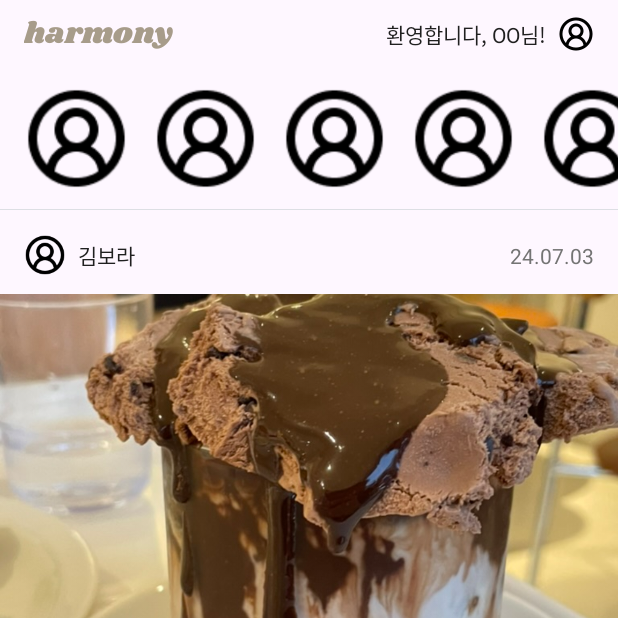
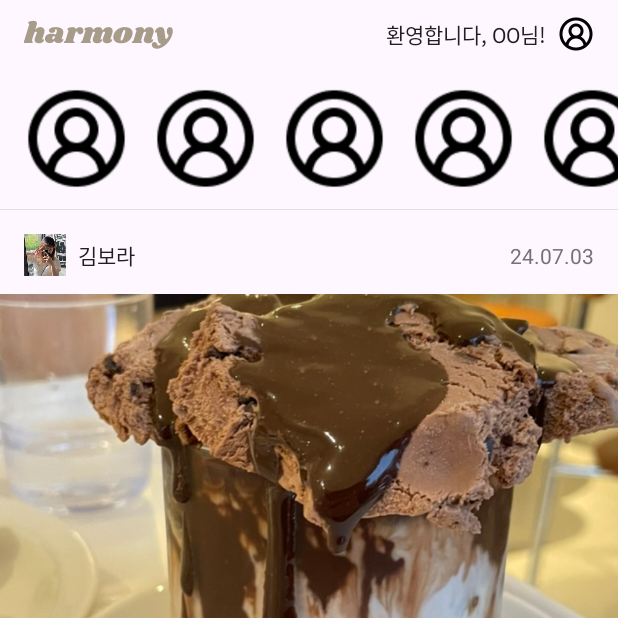
Before and after one commit to ImGaram/harmony_cafe, an Android app: the screen it shows after launch (HomeActivity), on a phone screen of 412 x 824 dp, the top half of it. Run offline under Robolectric (Android 15) with nearby library versions, the phone set to English and light mode, and no system bars.

Commit message:
추가 : 프로필 이미지 추가

```diff
--- a/app/src/main/res/layout/activity_home.xml
+++ b/app/src/main/res/layout/activity_home.xml
@@ -165,7 +165,7 @@
                         android:layout_height="28dp"
                         android:contentDescription="@string/app_name"
                         android:scaleType="centerCrop"
-                        android:src="@drawable/ic_profile"
+                        android:src="@drawable/home_feed_profile1"
                         app:layout_constraintBottom_toBottomOf="parent"
                         app:layout_constraintStart_toStartOf="parent"
                         app:layout_constraintTop_toTopOf="parent" />
```
Also changed, not shown: app/src/main/res/drawable/home_feed_profile1.jpeg (added).
